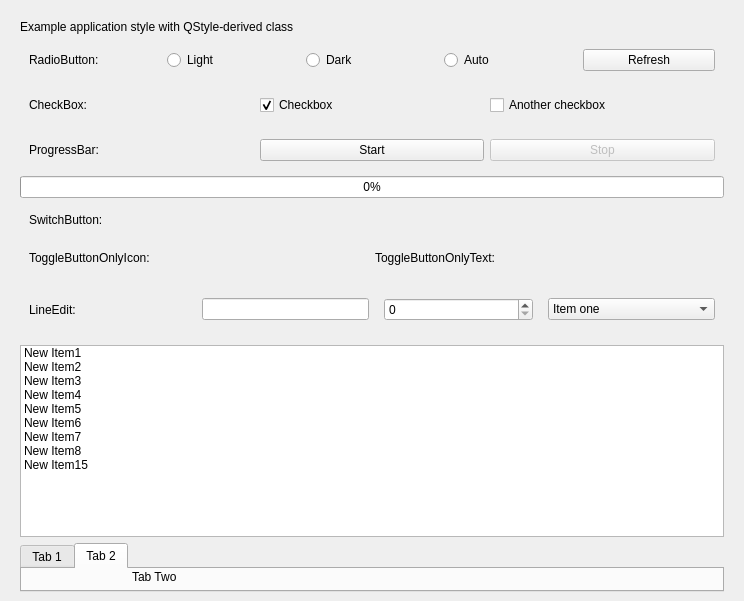
Qt form example/MainWindow.ui (AlanusMeminius/VanillaStyle) before a commit.
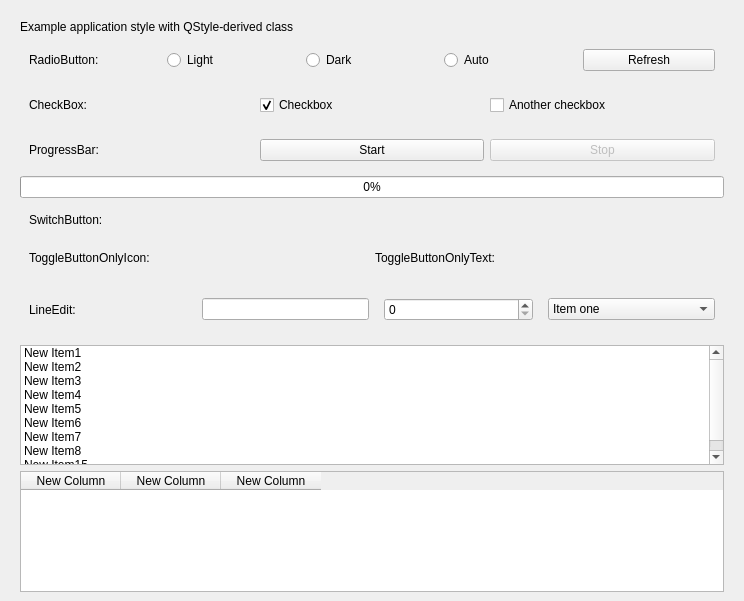
The same form after that commit. Custom widgets are drawn as their Qt base class.

Patch:
```diff
--- a/example/MainWindow.ui
+++ b/example/MainWindow.ui
@@ -284,46 +284,22 @@
      </widget>
     </item>
     <item>
-     <widget class="QTabWidget" name="tabWidget">
-      <property name="currentIndex">
-       <number>1</number>
-      </property>
-      <widget class="QWidget" name="tab">
-       <attribute name="title">
-        <string>Tab 1</string>
-       </attribute>
-       <widget class="QLabel" name="label_7">
-        <property name="geometry">
-         <rect>
-          <x>130</x>
-          <y>0</y>
-          <width>58</width>
-          <height>16</height>
-         </rect>
-        </property>
-        <property name="text">
-         <string>tab one</string>
-        </property>
-       </widget>
-      </widget>
-      <widget class="QWidget" name="tab_2">
-       <attribute name="title">
-        <string>Tab 2</string>
-       </attribute>
-       <widget class="QLabel" name="label_10">
-        <property name="geometry">
-         <rect>
-          <x>110</x>
-          <y>0</y>
-          <width>58</width>
-          <height>16</height>
-         </rect>
-        </property>
-        <property name="text">
-         <string>Tab Two</string>
-        </property>
-       </widget>
-      </widget>
+     <widget class="QTableWidget" name="tableWidget">
+      <column>
+       <property name="text">
+        <string>New Column</string>
+       </property>
+      </column>
+      <column>
+       <property name="text">
+        <string>New Column</string>
+       </property>
+      </column>
+      <column>
+       <property name="text">
+        <string>New Column</string>
+       </property>
+      </column>
      </widget>
     </item>
    </layout>
```
